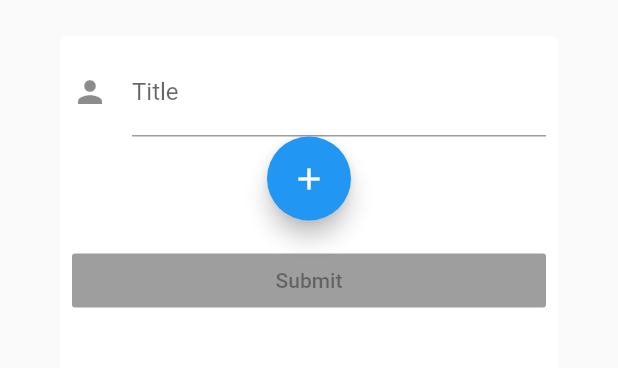
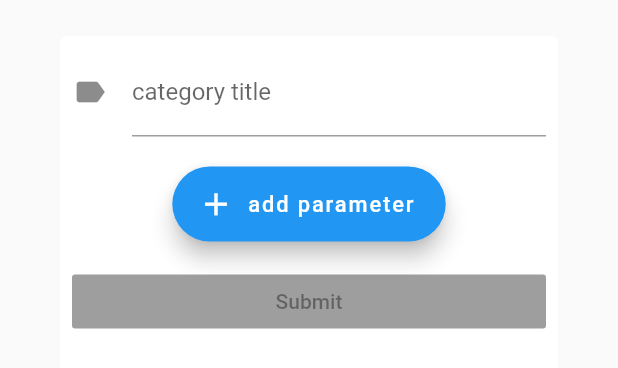
Before and after one commit to IPreferWater/gta_flutter, a Flutter app: the CategoryFormDialog widget shown alone on an empty page, opened directly, on a phone screen of 412 x 824 dp. Shown: the top 368 px of the screen. Run offline on Flutter 3.47's test engine with Material 2 defaults, Android fonts, the phone set to English and light mode, and no system bars; our stand-ins replace bloc, equatable, flutter_bloc, sembast.

Commit message:
feat(categiory_creation): improve uxDesign for creating a category

```diff
--- a/lib/widget/category_creation_form.dart
+++ b/lib/widget/category_creation_form.dart
@@ -53,9 +53,9 @@ class _CategoryFormDialogState extends State<CategoryFormDialog> {
               TextFormField(
                 controller: labelController,
                 decoration: const InputDecoration(
-                  icon: Icon(Icons.person),
-                  hintText: 'Title of the before item',
-                  labelText: 'Title',
+                  icon: Icon(Icons.label),
+                  hintText: 'title of the category',
+                  labelText : 'category title',
                 ),
                 validator: (String value) {
                   return value.isEmpty ? 'must not be empty' : null;
@@ -64,8 +64,13 @@ class _CategoryFormDialogState extends State<CategoryFormDialog> {
 
         DynamicList(parameters: _parameters),
 
-              FloatingActionButton(
-                child: Icon(Icons.add),
+              Container(
+                height: 50.0,
+                margin: const EdgeInsets.only(top: 20.0),               // width: MediaQuery.of(context).size.width * 0.5,
+                child: FittedBox(
+                  child: FloatingActionButton.extended(
+                    icon: Icon(Icons.add),
+                    label: Text('add parameter'),
                     onPressed: () {
                       TextFormField newTextFormField = buildTextFormField("");
                       this.setState((){
@@ -73,6 +78,10 @@ class _CategoryFormDialogState extends State<CategoryFormDialog> {
                       });
                     },
                   ),
+                ),
+              ),
+
+
               Padding(
                   padding: const EdgeInsets.symmetric(vertical: 16.0),
                   child: RaisedButton(
@@ -103,8 +112,8 @@ class _CategoryFormDialogState extends State<CategoryFormDialog> {
       autofocus: true,
       decoration: const InputDecoration(
         icon: Icon(Icons.person),
-        hintText: 'Title of the after item',
-        labelText: 'Title',
+        hintText: 'new paramater name',
+        labelText: 'parameter name',
       ),
       validator: (String value) {
         return value.isEmpty ? 'must not be empty' : null;
```
Lines whose indentation alone changed are shown as unchanged.
